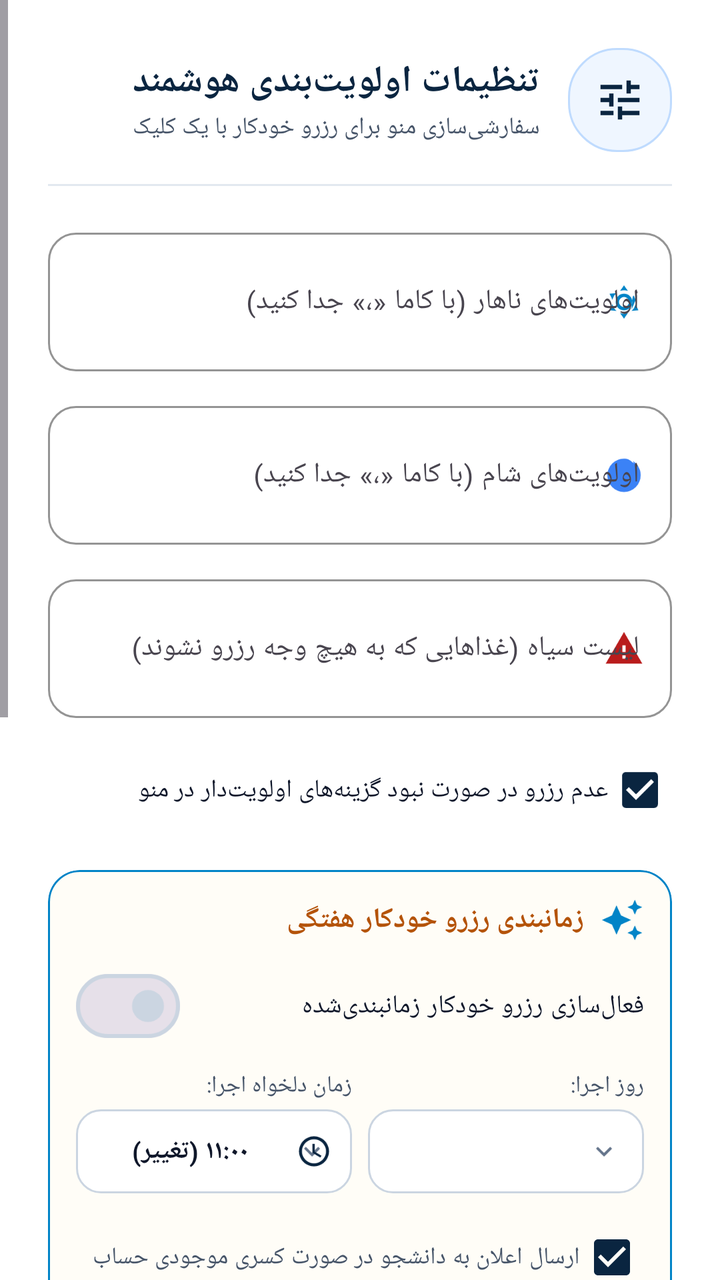
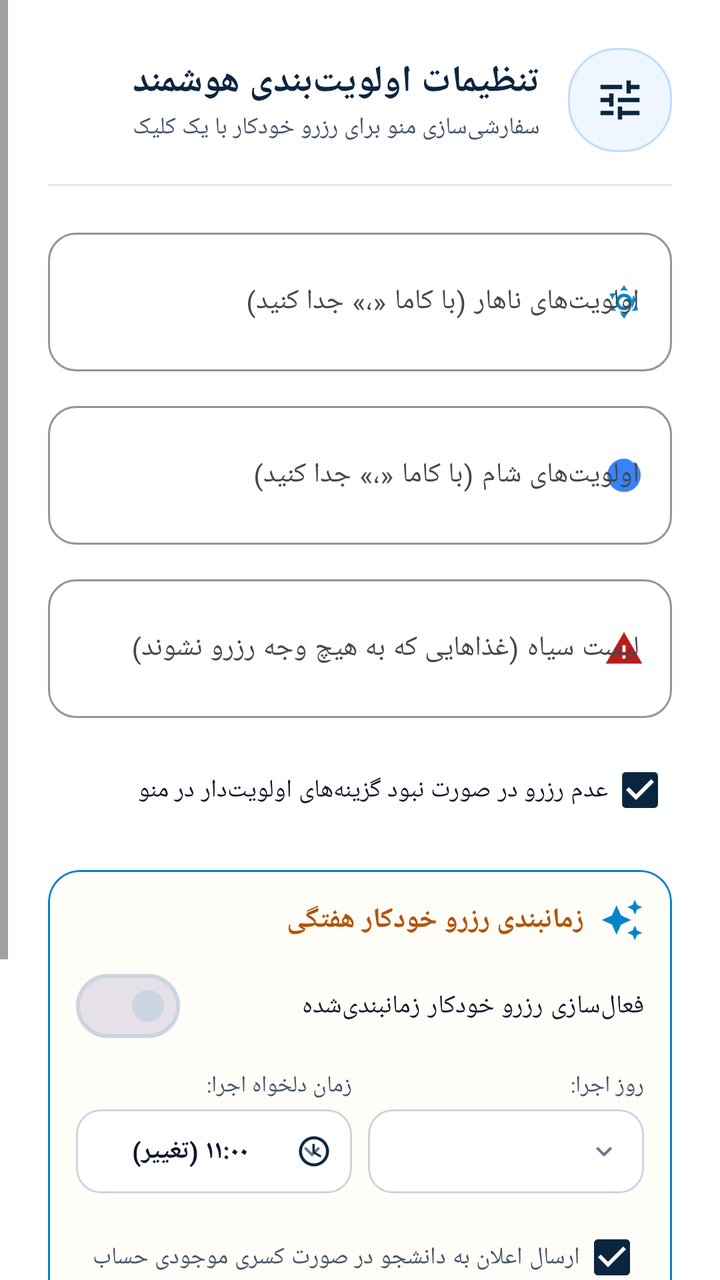

Screens rendered from an Android XML layout before and after an edit, with the pre-edit source and the edit as a unified diff.
<!-- AndroidManifest.xml: application theme Theme.SFD -->
<!-- res/layout/dialog_preferences.xml -->
<?xml version="1.0" encoding="utf-8"?>
<ScrollView xmlns:android="http://schemas.android.com/apk/res/android"
    xmlns:app="http://schemas.android.com/apk/res-auto"
    android:layout_width="match_parent"
    android:layout_height="wrap_content"
    android:background="@color/surface"
    android:layoutDirection="rtl">

    <LinearLayout
        android:layout_width="match_parent"
        android:layout_height="wrap_content"
        android:orientation="vertical"
        android:padding="24dp">

        
        <LinearLayout
            android:layout_width="match_parent"
            android:layout_height="wrap_content"
            android:gravity="center_vertical"
            android:orientation="horizontal">

            <FrameLayout
                android:layout_width="52dp"
                android:layout_height="52dp"
                android:background="@drawable/bg_badge_reserved">

                <ImageView
                    android:layout_width="26dp"
                    android:layout_height="26dp"
                    android:layout_gravity="center"
                    android:src="@drawable/ic_preferences_sliders"
                    app:tint="@color/primary" />
            </FrameLayout>

            <LinearLayout
                android:layout_width="0dp"
                android:layout_height="wrap_content"
                android:layout_marginStart="14dp"
                android:layout_weight="1"
                android:orientation="vertical">

                <TextView
                    android:layout_width="wrap_content"
                    android:layout_height="wrap_content"
                    android:text="تنظیمات اولویت‌بندی هوشمند"
                    android:textColor="@color/primary"
                    android:textSize="18.5sp"
                    android:textStyle="bold" />

                <TextView
                    android:layout_width="wrap_content"
                    android:layout_height="wrap_content"
                    android:layout_marginTop="2dp"
                    android:text="سفارشی‌سازی منو برای رزرو خودکار با یک کلیک"
                    android:textColor="@color/text_secondary"
                    android:textSize="12sp" />
            </LinearLayout>
        </LinearLayout>

        <View
            android:layout_width="match_parent"
            android:layout_height="1dp"
            android:layout_marginTop="16dp"
            android:layout_marginBottom="12dp"
            android:background="@color/border_subtle" />

        
        <com.google.android.material.textfield.TextInputLayout
            style="@style/Widget.Material3.TextInputLayout.OutlinedBox"
            android:layout_width="match_parent"
            android:layout_height="wrap_content"
            android:layout_marginTop="6dp"
            android:hint="اولویت‌های ناهار (با کاما «،» جدا کنید)"
            app:boxCornerRadiusBottomEnd="14dp"
            app:boxCornerRadiusBottomStart="14dp"
            app:boxCornerRadiusTopEnd="14dp"
            app:boxCornerRadiusTopStart="14dp"
            app:boxStrokeColor="@color/primary"
            app:startIconDrawable="@drawable/ic_meal_sun"
            app:startIconTint="@color/accent">

            <com.google.android.material.textfield.TextInputEditText
                android:id="@+id/etLunchPriority"
                android:layout_width="match_parent"
                android:layout_height="wrap_content"
                android:minLines="2"
                android:textColor="@color/text_primary"
                android:textSize="14sp" />
        </com.google.android.material.textfield.TextInputLayout>

        
        <com.google.android.material.textfield.TextInputLayout
            style="@style/Widget.Material3.TextInputLayout.OutlinedBox"
            android:layout_width="match_parent"
            android:layout_height="wrap_content"
            android:layout_marginTop="12dp"
            android:hint="اولویت‌های شام (با کاما «،» جدا کنید)"
            app:boxCornerRadiusBottomEnd="14dp"
            app:boxCornerRadiusBottomStart="14dp"
            app:boxCornerRadiusTopEnd="14dp"
            app:boxCornerRadiusTopStart="14dp"
            app:boxStrokeColor="@color/primary"
            app:startIconDrawable="@drawable/ic_meal_moon"
            app:startIconTint="#3B82F6">

            <com.google.android.material.textfield.TextInputEditText
                android:id="@+id/etDinnerPriority"
                android:layout_width="match_parent"
                android:layout_height="wrap_content"
                android:minLines="2"
                android:textColor="@color/text_primary"
                android:textSize="14sp" />
        </com.google.android.material.textfield.TextInputLayout>

        
        <com.google.android.material.textfield.TextInputLayout
            style="@style/Widget.Material3.TextInputLayout.OutlinedBox"
            android:layout_width="match_parent"
            android:layout_height="wrap_content"
            android:layout_marginTop="12dp"
            android:hint="لیست سیاه (غذاهایی که به هیچ وجه رزرو نشوند)"
            app:boxCornerRadiusBottomEnd="14dp"
            app:boxCornerRadiusBottomStart="14dp"
            app:boxCornerRadiusTopEnd="14dp"
            app:boxCornerRadiusTopStart="14dp"
            app:boxStrokeColor="@color/badge_danger_border"
            app:startIconDrawable="@drawable/ic_alert_triangle"
            app:startIconTint="@color/badge_danger_text">

            <com.google.android.material.textfield.TextInputEditText
                android:id="@+id/etBlacklist"
                android:layout_width="match_parent"
                android:layout_height="wrap_content"
                android:minLines="2"
                android:textColor="@color/text_primary"
                android:textSize="14sp" />
        </com.google.android.material.textfield.TextInputLayout>

        
        <CheckBox
            android:id="@+id/cbSkipIfNoMatch"
            android:layout_width="wrap_content"
            android:layout_height="wrap_content"
            android:layout_marginTop="12dp"
            android:buttonTint="@color/primary"
            android:checked="true"
            android:text="عدم رزرو در صورت نبود گزینه‌های اولویت‌دار در منو"
            android:textColor="@color/text_primary"
            android:textSize="12.5sp" />

        
        <com.google.android.material.card.MaterialCardView
            android:layout_width="match_parent"
            android:layout_height="wrap_content"
            android:layout_marginTop="16dp"
            app:cardCornerRadius="16dp"
            app:cardElevation="0dp"
            app:strokeColor="@color/accent"
            app:strokeWidth="1dp"
            app:cardBackgroundColor="#FFFDF7">

            <LinearLayout
                android:layout_width="match_parent"
                android:layout_height="wrap_content"
                android:orientation="vertical"
                android:padding="14dp">

                <LinearLayout
                    android:layout_width="match_parent"
                    android:layout_height="wrap_content"
                    android:gravity="center_vertical"
                    android:orientation="horizontal">

                    <ImageView
                        android:layout_width="22dp"
                        android:layout_height="22dp"
                        android:src="@drawable/ic_sparkle_auto"
                        app:tint="@color/accent" />

                    <TextView
                        android:layout_width="0dp"
                        android:layout_height="wrap_content"
                        android:layout_marginStart="8dp"
                        android:layout_weight="1"
                        android:text="زمانبندی رزرو خودکار هفتگی"
                        android:textColor="#B45309"
                        android:textSize="14sp"
                        android:textStyle="bold" />
                </LinearLayout>

                <com.google.android.material.materialswitch.MaterialSwitch
                    android:id="@+id/swEnableSchedule"
                    android:layout_width="match_parent"
                    android:layout_height="wrap_content"
                    android:layout_marginTop="8dp"
                    android:text="فعال‌سازی رزرو خودکار زمانبندی‌شده"
                    android:textColor="@color/text_primary"
                    android:textSize="13sp" />

                <LinearLayout
                    android:id="@+id/llScheduleOptions"
                    android:layout_width="match_parent"
                    android:layout_height="wrap_content"
                    android:layout_marginTop="8dp"
                    android:orientation="vertical">

                    <LinearLayout
                        android:layout_width="match_parent"
                        android:layout_height="wrap_content"
                        android:orientation="horizontal">

                        
                        <LinearLayout
                            android:layout_width="0dp"
                            android:layout_height="wrap_content"
                            android:layout_weight="1"
                            android:orientation="vertical">

                            <TextView
                                android:layout_width="wrap_content"
                                android:layout_height="wrap_content"
                                android:text="روز اجرا:"
                                android:textColor="@color/text_secondary"
                                android:textSize="11.5sp" />

                            <Spinner
                                android:id="@+id/spScheduleDay"
                                android:layout_width="match_parent"
                                android:layout_height="42dp"
                                android:layout_marginTop="4dp"
                                android:background="@drawable/bg_spinner" />
                        </LinearLayout>

                        
                        <LinearLayout
                            android:layout_width="0dp"
                            android:layout_height="wrap_content"
                            android:layout_marginStart="8dp"
                            android:layout_weight="1"
                            android:orientation="vertical">

                            <TextView
                                android:layout_width="wrap_content"
                                android:layout_height="wrap_content"
                                android:text="زمان دلخواه اجرا:"
                                android:textColor="@color/text_secondary"
                                android:textSize="11.5sp" />

                            <LinearLayout
                                android:id="@+id/btnPickScheduleTime"
                                android:layout_width="match_parent"
                                android:layout_height="42dp"
                                android:layout_marginTop="4dp"
                                android:background="@drawable/bg_spinner"
                                android:clickable="true"
                                android:focusable="true"
                                android:foreground="?android:attr/selectableItemBackground"
                                android:gravity="center_vertical"
                                android:orientation="horizontal"
                                android:paddingStart="10dp"
                                android:paddingEnd="10dp">

                                <ImageView
                                    android:layout_width="18dp"
                                    android:layout_height="18dp"
                                    android:src="@drawable/ic_time_clock"
                                    app:tint="@color/primary" />

                                <TextView
                                    android:id="@+id/tvSelectedScheduleTime"
                                    android:layout_width="0dp"
                                    android:layout_height="wrap_content"
                                    android:layout_marginStart="6dp"
                                    android:layout_weight="1"
                                    android:gravity="center"
                                    android:text="۱۱:۰۰ (تغییر)"
                                    android:textColor="@color/text_primary"
                                    android:textSize="13sp"
                                    android:textStyle="bold" />
                            </LinearLayout>
                        </LinearLayout>
                    </LinearLayout>

                    <CheckBox
                        android:id="@+id/cbNotifyOnDeficit"
                        android:layout_width="wrap_content"
                        android:layout_height="wrap_content"
                        android:layout_marginTop="8dp"
                        android:buttonTint="@color/primary"
                        android:checked="true"
                        android:text="ارسال اعلان به دانشجو در صورت کسری موجودی حساب"
                        android:textColor="@color/text_secondary"
                        android:textSize="12sp" />

                    <TextView
                        android:layout_width="wrap_content"
                        android:layout_height="wrap_content"
                        android:layout_marginTop="4dp"
                        android:text="در روز و ساعت مقرر، سیستم سلیقه غذایی شما را بررسی می‌کند؛ در صورت موجودی کافی رزرو انجام می‌شود و در صورت کسری، اعلان شارژ برایتان ارسال خواهد شد."
                        android:textColor="#92400E"
                        android:textSize="10.5sp" />

                    <LinearLayout
                        android:layout_width="match_parent"
                        android:layout_height="wrap_content"
                        android:layout_marginTop="10dp"
                        android:gravity="center_vertical"
                        android:orientation="horizontal">

                        <com.google.android.material.button.MaterialButton
                            android:id="@+id/btnTestNotification"
                            style="@style/Widget.Material3.Button.TonalButton"
                            android:layout_width="wrap_content"
                            android:layout_height="38dp"
                            android:backgroundTint="#FEF3C7"
                            android:insetTop="0dp"
                            android:insetBottom="0dp"
                            android:text="تست ارسال اعلان"
                            android:textColor="#B45309"
                            android:textSize="11.5sp"
                            android:textStyle="bold"
                            app:cornerRadius="10dp"
                            app:icon="@drawable/ic_wallet"
                            app:iconGravity="textStart"
                            app:iconPadding="4dp"
                            app:iconSize="15dp"
                            app:iconTint="#B45309" />

                        <TextView
                            android:id="@+id/tvNotificationStatus"
                            android:layout_width="0dp"
                            android:layout_height="wrap_content"
                            android:layout_marginStart="8dp"
                            android:layout_weight="1"
                            android:text="جهت اطمینان از عملکرد اعلان‌ها، لمس کنید"
                            android:textColor="@color/text_secondary"
                            android:textSize="11sp" />
                    </LinearLayout>
                </LinearLayout>
            </LinearLayout>
        </com.google.android.material.card.MaterialCardView>

        
        <com.google.android.material.card.MaterialCardView
            android:layout_width="match_parent"
            android:layout_height="wrap_content"
            android:layout_marginTop="16dp"
            app:cardCornerRadius="16dp"
            app:cardElevation="0dp"
            app:strokeColor="@color/border_medium"
            app:strokeWidth="1dp"
            app:cardBackgroundColor="@color/surface">

            <LinearLayout
                android:layout_width="match_parent"
                android:layout_height="wrap_content"
                android:orientation="vertical"
                android:padding="14dp">

                <LinearLayout
                    android:layout_width="match_parent"
                    android:layout_height="wrap_content"
                    android:gravity="center_vertical"
                    android:orientation="horizontal">

                    <ImageView
                        android:layout_width="22dp"
                        android:layout_height="22dp"
                        android:src="@drawable/ic_refresh_arrow"
                        app:tint="@color/primary" />

                    <TextView
                        android:layout_width="0dp"
                        android:layout_height="wrap_content"
                        android:layout_marginStart="8dp"
                        android:layout_weight="1"
                        android:text="بروزرسانی سامانه و تبلیغات"
                        android:textColor="@color/text_primary"
                        android:textSize="14sp"
                        android:textStyle="bold" />

                    <TextView
                        android:id="@+id/tvCurrentVersionBadge"
                        android:layout_width="wrap_content"
                        android:layout_height="wrap_content"
                        android:background="@drawable/bg_badge_capacity"
                        android:paddingHorizontal="8dp"
                        android:paddingVertical="2dp"
                        android:text="نسخه ۱.۰"
                        android:textColor="@color/badge_capacity_text"
                        android:textSize="11sp"
                        android:textStyle="bold" />
                </LinearLayout>

                <com.google.android.material.button.MaterialButton
                    android:id="@+id/btnCheckAppUpdate"
                    style="@style/Widget.Material3.Button.TonalButton"
                    android:layout_width="match_parent"
                    android:layout_height="44dp"
                    android:layout_marginTop="12dp"
                    android:text="بررسی انتشار نسخه جدید برنامه"
                    android:textSize="12.5sp"
                    app:icon="@drawable/ic_refresh_arrow"
                    app:iconGravity="textStart"
                    app:iconSize="16dp"
                    app:cornerRadius="12dp" />

                
                <com.google.android.material.textfield.TextInputLayout
                    style="@style/Widget.Material3.TextInputLayout.OutlinedBox"
                    android:layout_width="match_parent"
                    android:layout_height="wrap_content"
                    android:layout_marginTop="10dp"
                    android:hint="آدرس فایل گیت‌هاب (app_config.json)"
                    app:helperText="شامل نسخه جدید، بروزرسانی اجباری و تبلیغات آنلاین بدون نیاز به ویرایش اپلیکیشن"
                    app:helperTextTextColor="@color/text_secondary"
                    app:boxCornerRadiusBottomEnd="12dp"
                    app:boxCornerRadiusBottomStart="12dp"
                    app:boxCornerRadiusTopEnd="12dp"
                    app:boxCornerRadiusTopStart="12dp">

                    <com.google.android.material.textfield.TextInputEditText
                        android:id="@+id/etUpdateUrl"
                        android:layout_width="match_parent"
                        android:layout_height="wrap_content"
                        android:textSize="12sp"
                        android:singleLine="true" />
                </com.google.android.material.textfield.TextInputLayout>

                <com.google.android.material.textfield.TextInputLayout
                    style="@style/Widget.Material3.TextInputLayout.OutlinedBox"
                    android:layout_width="match_parent"
                    android:layout_height="wrap_content"
                    android:layout_marginTop="8dp"
                    android:hint="آدرس مجزای تبلیغات در صورت تفکیک (اختیاری)"
                    app:boxCornerRadiusBottomEnd="12dp"
                    app:boxCornerRadiusBottomStart="12dp"
                    app:boxCornerRadiusTopEnd="12dp"
                    app:boxCornerRadiusTopStart="12dp">

                    <com.google.android.material.textfield.TextInputEditText
                        android:id="@+id/etAdsUrl"
                        android:layout_width="match_parent"
                        android:layout_height="wrap_content"
                        android:textSize="12sp"
                        android:singleLine="true" />
                </com.google.android.material.textfield.TextInputLayout>
            </LinearLayout>
        </com.google.android.material.card.MaterialCardView>

        
        <com.google.android.material.button.MaterialButton
            android:id="@+id/btnSavePreferences"
            android:layout_width="match_parent"
            android:layout_height="50dp"
            android:layout_marginTop="18dp"
            android:backgroundTint="@color/primary"
            android:text="ذخیره تنظیمات هوشمند"
            android:textColor="@color/white"
            android:textSize="14.5sp"
            android:textStyle="bold"
            app:cornerRadius="14dp" />
    </LinearLayout>
</ScrollView>
<!-- resources referenced by this layout -->
<resources>
  <color name="accent">#0284C7</color>
  <color name="badge_capacity_text">#1D4ED8</color>
  <color name="badge_danger_border">#FECACA</color>
  <color name="badge_danger_text">#B91C1C</color>
  <color name="border_medium">#CBD5E1</color>
  <color name="border_subtle">#E2E8F0</color>
  <color name="primary">#0A2540</color>
  <color name="surface">#FFFFFF</color>
  <color name="text_primary">#0F172A</color>
  <color name="text_secondary">#475569</color>
  <color name="white">#FFFFFF</color>
  <!-- drawable bg_badge_capacity (drawable) -->
  <?xml version="1.0" encoding="utf-8"?>
  <shape xmlns:android="http://schemas.android.com/apk/res/android"
      android:shape="rectangle">
      <corners android:radius="24dp" />
      <solid android:color="#E0F2FE" />
      <stroke android:width="1dp" android:color="#7DD3FC" />
  </shape>
  <!-- drawable bg_badge_reserved (drawable) -->
  <?xml version="1.0" encoding="utf-8"?>
  <shape xmlns:android="http://schemas.android.com/apk/res/android"
      android:shape="rectangle">
      <corners android:radius="24dp" />
      <solid android:color="@color/badge_reserved_bg" />
      <stroke android:width="1dp" android:color="@color/badge_reserved_border" />
  </shape>
  <!-- drawable ic_alert_triangle (drawable) -->
  <vector xmlns:android="http://schemas.android.com/apk/res/android"
      android:width="20dp"
      android:height="20dp"
      android:viewportWidth="24"
      android:viewportHeight="24">
      <path
          android:fillColor="#B45309"
          android:pathData="M1,21H23L12,2L1,21M13,18H11V16H13V18M13,14H11V10H13V14Z"/>
  </vector>
  <!-- drawable ic_preferences_sliders (drawable) -->
  <vector xmlns:android="http://schemas.android.com/apk/res/android"
      android:width="20dp"
      android:height="20dp"
      android:viewportWidth="24"
      android:viewportHeight="24">
      <path
          android:fillColor="#FFFFFFFF"
          android:pathData="M3,17V19H9V17H3M3,5V7H13V5H3M13,21V19H21V17H13V15H11V21H13M7,9V11H3V13H7V15H9V9H7M21,13V11H11V13H21M17,9V7H21V5H17V3H15V9H17Z"/>
  </vector>
  <!-- drawable ic_refresh_arrow (drawable) -->
  <vector xmlns:android="http://schemas.android.com/apk/res/android"
      android:width="20dp"
      android:height="20dp"
      android:viewportWidth="24"
      android:viewportHeight="24">
      <path
          android:fillColor="#0A2540"
          android:pathData="M17.65,6.35C16.2,4.9 14.21,4 12,4A8,8 0 0,0 4,12A8,8 0 0,0 12,20C15.73,20 18.84,17.45 19.73,14H17.65C16.83,16.33 14.61,18 12,18A6,6 0 0,1 6,12A6,6 0 0,1 12,6C13.66,6 15.14,6.69 16.22,7.78L13,11H20V4L17.65,6.35Z"/>
  </vector>
  <!-- drawable ic_sparkle_auto (drawable) -->
  <vector xmlns:android="http://schemas.android.com/apk/res/android"
      android:width="24dp"
      android:height="24dp"
      android:viewportWidth="24"
      android:viewportHeight="24">
      <path
          android:fillColor="#D97706"
          android:pathData="M19,9L20.25,6.25L23,5L20.25,3.75L19,1L17.75,3.75L15,5L17.75,6.25L19,9M11.5,9.5L9,4L6.5,9.5L1,12L6.5,14.5L9,20L11.5,14.5L17,12L11.5,9.5M19,15L17.75,17.75L15,19L17.75,20.25L19,23L20.25,20.25L23,19L20.25,17.75L19,15Z"/>
  </vector>
  <!-- drawable ic_time_clock (drawable) -->
  <?xml version="1.0" encoding="utf-8"?>
  <vector xmlns:android="http://schemas.android.com/apk/res/android"
      android:width="24dp"
      android:height="24dp"
      android:viewportWidth="24"
      android:viewportHeight="24">
      <path
          android:fillColor="#FF1E293B"
          android:pathData="M11.99,2C6.47,2 2,6.48 2,12s4.47,10 9.99,10C17.52,22 22,17.52 22,12S17.52,2 11.99,2zM12,20c-4.42,0 -8,-3.58 -8,-8s3.58,-8 8,-8 8,3.58 8,8 -3.58,8 -8,8zm0.5,-13H11v6l5.25,3.15 0.75,-1.23 -4.5,-2.67z"/>
  </vector>
  <color name="badge_reserved_bg">#EFF6FF</color>
  <color name="badge_reserved_border">#BFDBFE</color>
  <color name="text_tertiary">#64748B</color>
  <color name="primary_container">#EFF6FF</color>
  <color name="on_primary_container">#1E3A8A</color>
  <color name="bg_app">#F8FAFC</color>
  <color name="primary_dark">#06182A</color>
  <!-- unchanged entries left out for length: 5 -->
</resources>

<!-- the commit's change to res/layout/dialog_preferences.xml (unified diff, before → after) -->
@@ -341,114 +341,6 @@
         </com.google.android.material.card.MaterialCardView>
 
         
-        <com.google.android.material.card.MaterialCardView
-            android:layout_width="match_parent"
-            android:layout_height="wrap_content"
-            android:layout_marginTop="16dp"
-            app:cardCornerRadius="16dp"
-            app:cardElevation="0dp"
-            app:strokeColor="@color/border_medium"
-            app:strokeWidth="1dp"
-            app:cardBackgroundColor="@color/surface">
-
-            <LinearLayout
-                android:layout_width="match_parent"
-                android:layout_height="wrap_content"
-                android:orientation="vertical"
-                android:padding="14dp">
-
-                <LinearLayout
-                    android:layout_width="match_parent"
-                    android:layout_height="wrap_content"
-                    android:gravity="center_vertical"
-                    android:orientation="horizontal">
-
-                    <ImageView
-                        android:layout_width="22dp"
-                        android:layout_height="22dp"
-                        android:src="@drawable/ic_refresh_arrow"
-                        app:tint="@color/primary" />
-
-                    <TextView
-                        android:layout_width="0dp"
-                        android:layout_height="wrap_content"
-                        android:layout_marginStart="8dp"
-                        android:layout_weight="1"
-                        android:text="بروزرسانی سامانه و تبلیغات"
-                        android:textColor="@color/text_primary"
-                        android:textSize="14sp"
-                        android:textStyle="bold" />
-
-                    <TextView
-                        android:id="@+id/tvCurrentVersionBadge"
-                        android:layout_width="wrap_content"
-                        android:layout_height="wrap_content"
-                        android:background="@drawable/bg_badge_capacity"
-                        android:paddingHorizontal="8dp"
-                        android:paddingVertical="2dp"
-                        android:text="نسخه ۱.۰"
-                        android:textColor="@color/badge_capacity_text"
-                        android:textSize="11sp"
-                        android:textStyle="bold" />
-                </LinearLayout>
-
-                <com.google.android.material.button.MaterialButton
-                    android:id="@+id/btnCheckAppUpdate"
-                    style="@style/Widget.Material3.Button.TonalButton"
-                    android:layout_width="match_parent"
-                    android:layout_height="44dp"
-                    android:layout_marginTop="12dp"
-                    android:text="بررسی انتشار نسخه جدید برنامه"
-                    android:textSize="12.5sp"
-                    app:icon="@drawable/ic_refresh_arrow"
-                    app:iconGravity="textStart"
-                    app:iconSize="16dp"
-                    app:cornerRadius="12dp" />
-
-                
-                <com.google.android.material.textfield.TextInputLayout
-                    style="@style/Widget.Material3.TextInputLayout.OutlinedBox"
-                    android:layout_width="match_parent"
-                    android:layout_height="wrap_content"
-                    android:layout_marginTop="10dp"
-                    android:hint="آدرس فایل گیت‌هاب (app_config.json)"
-                    app:helperText="شامل نسخه جدید، بروزرسانی اجباری و تبلیغات آنلاین بدون نیاز به ویرایش اپلیکیشن"
-                    app:helperTextTextColor="@color/text_secondary"
-                    app:boxCornerRadiusBottomEnd="12dp"
-                    app:boxCornerRadiusBottomStart="12dp"
-                    app:boxCornerRadiusTopEnd="12dp"
-                    app:boxCornerRadiusTopStart="12dp">
-
-                    <com.google.android.material.textfield.TextInputEditText
-                        android:id="@+id/etUpdateUrl"
-                        android:layout_width="match_parent"
-                        android:layout_height="wrap_content"
-                        android:textSize="12sp"
-                        android:singleLine="true" />
-                </com.google.android.material.textfield.TextInputLayout>
-
-                <com.google.android.material.textfield.TextInputLayout
-                    style="@style/Widget.Material3.TextInputLayout.OutlinedBox"
-                    android:layout_width="match_parent"
-                    android:layout_height="wrap_content"
-                    android:layout_marginTop="8dp"
-                    android:hint="آدرس مجزای تبلیغات در صورت تفکیک (اختیاری)"
-                    app:boxCornerRadiusBottomEnd="12dp"
-                    app:boxCornerRadiusBottomStart="12dp"
-                    app:boxCornerRadiusTopEnd="12dp"
-                    app:boxCornerRadiusTopStart="12dp">
-
-                    <com.google.android.material.textfield.TextInputEditText
-                        android:id="@+id/etAdsUrl"
-                        android:layout_width="match_parent"
-                        android:layout_height="wrap_content"
-                        android:textSize="12sp"
-                        android:singleLine="true" />
-                </com.google.android.material.textfield.TextInputLayout>
-            </LinearLayout>
-        </com.google.android.material.card.MaterialCardView>
-
-        
         <com.google.android.material.button.MaterialButton
             android:id="@+id/btnSavePreferences"
             android:layout_width="match_parent"
<!-- resource entries referenced after the edit -->
@@ -1,7 +1,6 @@
 <!-- resources referenced by this layout -->
 <resources>
   <color name="accent">#0284C7</color>
-  <color name="badge_capacity_text">#1D4ED8</color>
   <color name="badge_danger_border">#FECACA</color>
   <color name="badge_danger_text">#B91C1C</color>
   <color name="border_medium">#CBD5E1</color>
@@ -11,14 +10,6 @@
   <color name="text_primary">#0F172A</color>
   <color name="text_secondary">#475569</color>
   <color name="white">#FFFFFF</color>
-  <!-- drawable bg_badge_capacity (drawable) -->
-  <?xml version="1.0" encoding="utf-8"?>
-  <shape xmlns:android="http://schemas.android.com/apk/res/android"
-      android:shape="rectangle">
-      <corners android:radius="24dp" />
-      <solid android:color="#E0F2FE" />
-      <stroke android:width="1dp" android:color="#7DD3FC" />
-  </shape>
   <!-- drawable bg_badge_reserved (drawable) -->
   <?xml version="1.0" encoding="utf-8"?>
   <shape xmlns:android="http://schemas.android.com/apk/res/android"
@@ -46,16 +37,6 @@
       <path
           android:fillColor="#FFFFFFFF"
           android:pathData="M3,17V19H9V17H3M3,5V7H13V5H3M13,21V19H21V17H13V15H11V21H13M7,9V11H3V13H7V15H9V9H7M21,13V11H11V13H21M17,9V7H21V5H17V3H15V9H17Z"/>
-  </vector>
-  <!-- drawable ic_refresh_arrow (drawable) -->
-  <vector xmlns:android="http://schemas.android.com/apk/res/android"
-      android:width="20dp"
-      android:height="20dp"
-      android:viewportWidth="24"
-      android:viewportHeight="24">
-      <path
-          android:fillColor="#0A2540"
-          android:pathData="M17.65,6.35C16.2,4.9 14.21,4 12,4A8,8 0 0,0 4,12A8,8 0 0,0 12,20C15.73,20 18.84,17.45 19.73,14H17.65C16.83,16.33 14.61,18 12,18A6,6 0 0,1 6,12A6,6 0 0,1 12,6C13.66,6 15.14,6.69 16.22,7.78L13,11H20V4L17.65,6.35Z"/>
   </vector>
   <!-- drawable ic_sparkle_auto (drawable) -->
   <vector xmlns:android="http://schemas.android.com/apk/res/android"
